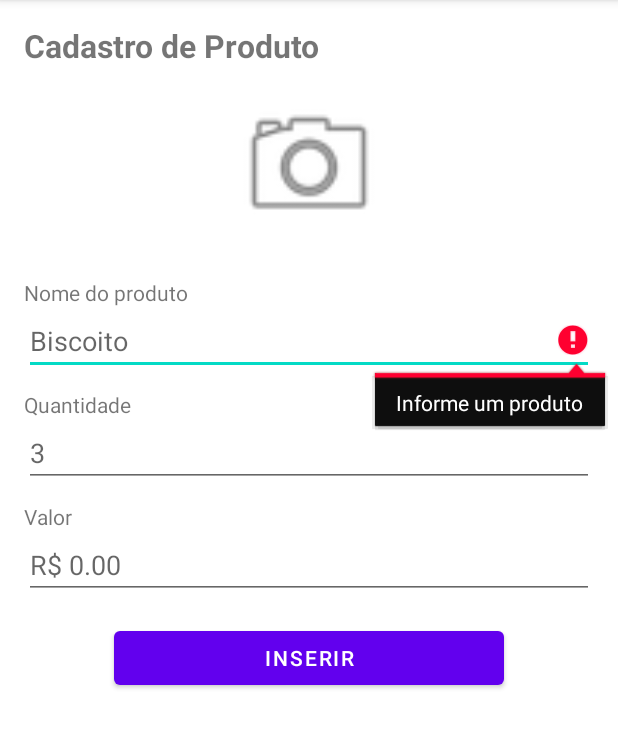
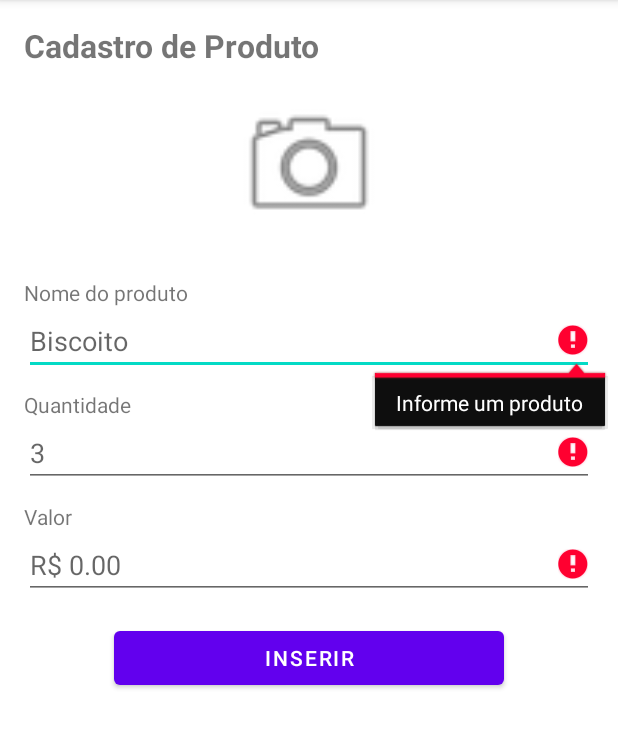
Before and after one commit to adonyskevin/Lista_Compras, an Android app: the CadastroActivity screen opened directly, with no data from a screen before it, after a tap on "INSERIR", on a phone screen of 412 x 824 dp, the part 84-832 px from its top. Run offline under Robolectric (Android 15) with nearby library versions, the phone set to English and light mode, and no system bars.

Commit message:
Adicionando validação de quantidade e valor do produto e inserindo produto na lista

```diff
--- a/app/src/main/java/com/adonyskevin/listadecompras/CadastroActivity.kt
+++ b/app/src/main/java/com/adonyskevin/listadecompras/CadastroActivity.kt
@@ -11,16 +11,30 @@ class CadastroActivity : AppCompatActivity() {
         setContentView(R.layout.activity_cadastro)
 
         val edt_produto = findViewById<EditText>(R.id.edt_produto)
+        val edt_qtd_produto = findViewById<EditText>(R.id.edt_qtd_produto)
+        val edt_valor = findViewById<EditText>(R.id.edt_valor)
         val btn_inserir = findViewById<Button>(R.id.btn_inserir)
 
         btn_inserir.setOnClickListener {
+            //Recebendo os valores digitados pelo usuário
             val produto = edt_produto.text.toString()
-            if (produto.isNotEmpty()){
-                //Enviar o item pra lista
-                //adapter.add(produto)
+            val qtd = edt_qtd_produto.text.toString()
+            val valor = edt_valor.text.toString()
+
+            if ((produto.isNotEmpty()) && (qtd.isNotEmpty()) && (valor.isNotEmpty())){
+                //Enviando o item para a lista
+                val prod = Produto(produto, qtd.toInt(), valor.toDouble())
+
+                produtosGlobal.add(prod)
+
                 edt_produto.text.clear()
-            }else
-                edt_produto.error = "Informe um produto"
+                edt_qtd_produto.text.clear()
+                edt_valor.text.clear()
+            }else {
+                edt_produto.error = if(edt_produto.text.isEmpty()) "Informe um produto" else null
+                edt_qtd_produto.error = if(edt_qtd_produto.text.isEmpty()) "Informe a quantidade" else null
+                edt_valor.error = if(edt_valor.text.isEmpty()) "Informe o valor" else null
+            }
         }
     }
 }
--- /dev/null
+++ b/app/src/main/java/com/adonyskevin/listadecompras/Utils.kt
@@ -0,0 +1,4 @@
+package com.adonyskevin.listadecompras
+
+//Variável que armazenará os produtos da lista
+val produtosGlobal = mutableListOf<Produto>()
```
